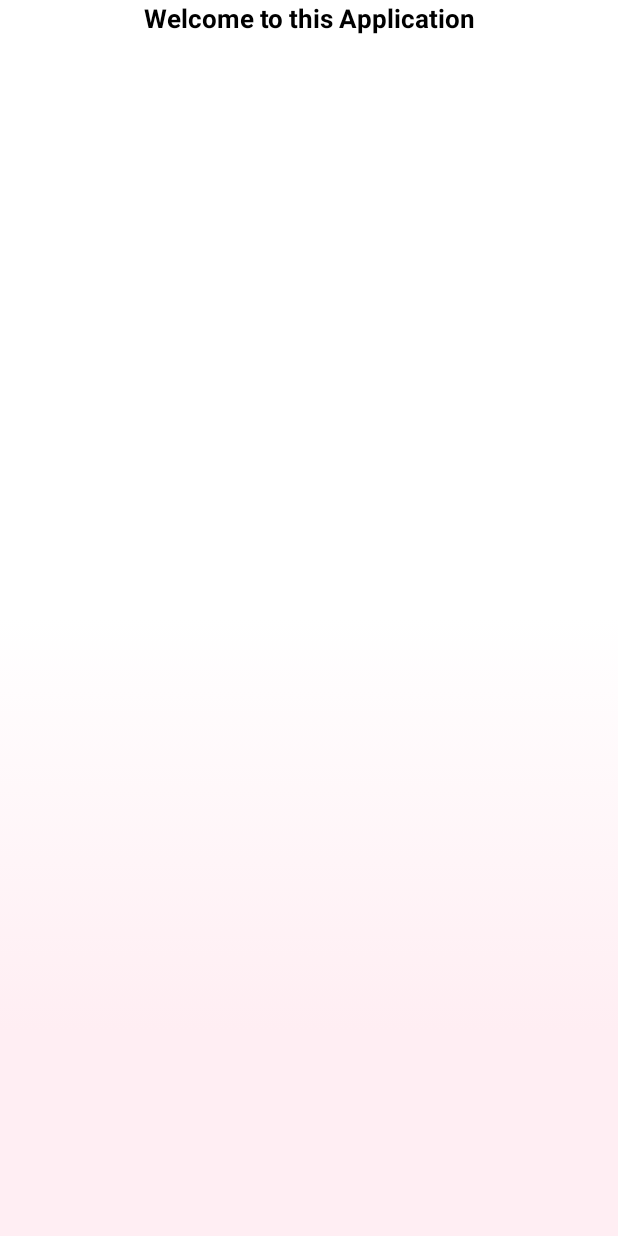
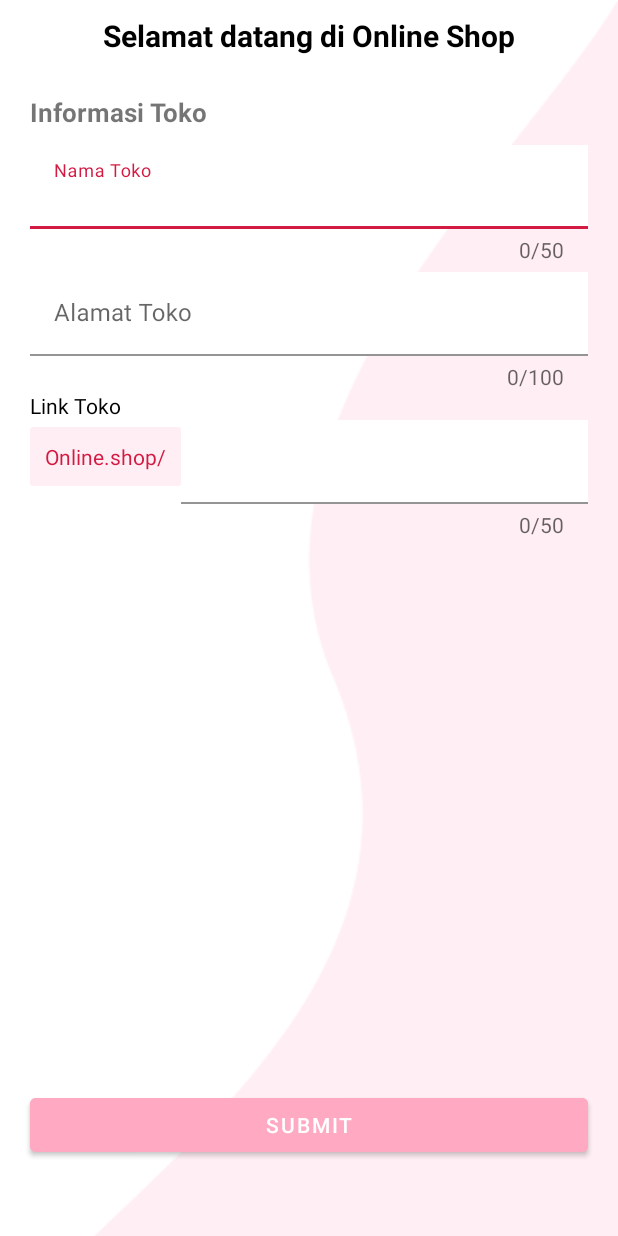
Before and after one commit to muhsecha/OnlineShop, an Android app: the CreateShopActivity screen opened directly, with no data from a screen before it, on a phone screen of 412 x 824 dp. Run offline under Robolectric (Android 15) with nearby library versions, the light colour scheme and no system bars.

Commit message:
add create shop layout

```diff
--- a/app/src/main/java/com/example/onlineshop/UI/LoginActivity.java
+++ b/app/src/main/java/com/example/onlineshop/UI/LoginActivity.java
@@ -42,7 +42,7 @@ public class LoginActivity extends AppCompatActivity {
         btn_login.setOnClickListener(new View.OnClickListener() {
             @Override
             public void onClick(View view) {
-                Toast.makeText(LoginActivity.this, "Login Success", Toast.LENGTH_SHORT).show();
+                startActivity(new Intent(getApplicationContext(),CreateShopActivity.class));
             }
         });
     }
--- /dev/null
+++ b/app/src/main/res/drawable/bg_link.xml
@@ -0,0 +1,5 @@
+<?xml version="1.0" encoding="utf-8"?>
+<shape xmlns:android="http://schemas.android.com/apk/res/android">
+    <solid android:color="#FFEEF3"/>
+    <corners android:radius="2dp"/>
+</shape>
--- a/app/src/main/res/layout/activity_create_shop.xml
+++ b/app/src/main/res/layout/activity_create_shop.xml
@@ -5,18 +5,131 @@
     android:layout_width="match_parent"
     android:layout_height="match_parent"
     tools:context=".UI.CreateShopActivity"
-    android:background="@mipmap/bg_shop2">
+    android:background="@drawable/bg_shop">
 
     <TextView
+        android:id="@+id/tv_0"
         app:layout_constraintTop_toTopOf="parent"
+        app:layout_constraintLeft_toLeftOf="parent"
+        app:layout_constraintRight_toRightOf="parent"
+        android:layout_marginTop="10dp"
+        android:layout_width="match_parent"
+        android:layout_height="wrap_content"
+        android:text="Selamat datang di Online Shop"
+        android:textColor="@color/black"
+        android:textStyle="bold"
+        android:textSize="20dp"
+        android:gravity="center_horizontal"/>
+
+    <TextView
+        android:id="@+id/tv_1"
+        app:layout_constraintTop_toBottomOf="@+id/tv_0"
+        app:layout_constraintLeft_toLeftOf="parent"
+        android:layout_width="match_parent"
+        android:layout_height="wrap_content"
+        android:text="Informasi Toko"
+        android:textStyle="bold"
+        android:textSize="17dp"
+        android:layout_marginTop="25dp"
+        android:layout_marginLeft="20dp"/>
+
+    <com.google.android.material.textfield.TextInputLayout
+        android:id="@+id/tl_0"
+        app:layout_constraintTop_toBottomOf="@+id/tv_1"
         app:layout_constraintLeft_toLeftOf="parent"
         app:layout_constraintRight_toRightOf="parent"
         android:layout_width="match_parent"
         android:layout_height="wrap_content"
-        android:text="Welcome to this Application"
-        android:textColor="@color/black"
-        android:textStyle="bold"
-        android:textSize="17dp"
-        android:gravity="center_horizontal"/>
+        android:layout_marginTop="10dp"
+        android:layout_marginHorizontal="20dp"
+        app:counterMaxLength="50"
+        app:counterEnabled="true"
+        app:counterTextAppearance="@color/red_200">
+        <com.google.android.material.textfield.TextInputEditText
+            android:id="@+id/et_create_name"
+            android:layout_width="match_parent"
+            android:layout_height="wrap_content"
+            android:background="@color/white"
+            android:hint="Nama Toko"
+            android:textColorHint="@color/black"
+            android:maxLength="50"/>
+    </com.google.android.material.textfield.TextInputLayout>
+
+    <com.google.android.material.textfield.TextInputLayout
+        android:id="@+id/tl_1"
+        app:layout_constraintTop_toBottomOf="@+id/tl_0"
+        app:layout_constraintLeft_toLeftOf="parent"
+        app:layout_constraintRight_toRightOf="parent"
+        android:layout_width="match_parent"
+        android:layout_height="wrap_content"
+        android:layout_marginTop="5dp"
+        android:layout_marginHorizontal="20dp"
+        app:counterMaxLength="100"
+        app:counterEnabled="true"
+        app:counterTextAppearance="@color/red_200">
+        <com.google.android.material.textfield.TextInputEditText
+            android:layout_width="match_parent"
+            android:layout_height="wrap_content"
+            android:background="@color/white"
+            android:hint="Alamat Toko"
+            android:textColorHint="@color/black"
+            android:maxLength="100"/>
+    </com.google.android.material.textfield.TextInputLayout>
+
+    <TextView
+        android:id="@+id/tv_2"
+        app:layout_constraintTop_toBottomOf="@+id/tl_1"
+        app:layout_constraintLeft_toLeftOf="parent"
+        android:layout_width="wrap_content"
+        android:layout_height="wrap_content"
+        android:layout_marginLeft="20dp"
+        android:text="Link Toko"
+        android:textColor="@color/black"/>
+
+    <LinearLayout
+        android:layout_width="match_parent"
+        android:layout_height="wrap_content"
+        android:orientation="horizontal"
+        app:layout_constraintTop_toBottomOf="@+id/tv_2"
+        app:layout_constraintLeft_toLeftOf="parent">
+        <TextView
+            android:id="@+id/tv_3"
+            android:layout_width="wrap_content"
+            android:layout_height="wrap_content"
+            android:layout_marginLeft="20dp"
+            android:layout_marginTop="-11dp"
+            android:gravity="left"
+            android:padding="10dp"
+            android:text="Online.shop/"
+            android:textColor="@color/red_500"
+            android:background="@drawable/bg_link"/>
+
+        <com.google.android.material.textfield.TextInputLayout
+            android:id="@+id/tl_2"
+            android:layout_width="match_parent"
+            android:layout_height="wrap_content"
+            android:layout_marginRight="20dp"
+            app:counterEnabled="true"
+            app:counterMaxLength="50"
+            app:counterTextAppearance="@color/red_200"
+            android:layout_alignParentRight="true">
+
+            <com.google.android.material.textfield.TextInputEditText
+                android:layout_width="match_parent"
+                android:layout_height="wrap_content"
+                android:background="@color/white"
+                android:maxLength="50" />
+        </com.google.android.material.textfield.TextInputLayout>
+    </LinearLayout>
+
+    <Button
+        android:id="@+id/btn_create_submit"
+        app:layout_constraintBottom_toBottomOf="parent"
+        android:layout_marginHorizontal="20dp"
+        android:layout_marginBottom="50dp"
+        android:layout_width="match_parent"
+        android:layout_height="wrap_content"
+        android:text="submit"
+        android:backgroundTint="#FFA9C3"/>
 
 </androidx.constraintlayout.widget.ConstraintLayout>
```
Also changed, not shown: app/src/main/res/drawable/bg_shop.png (renamed from app/src/main/res/mipmap-anydpi-v26/bg_shop.png), app/src/main/res/mipmap-anydpi-v26/bg_shop2.png (deleted).
